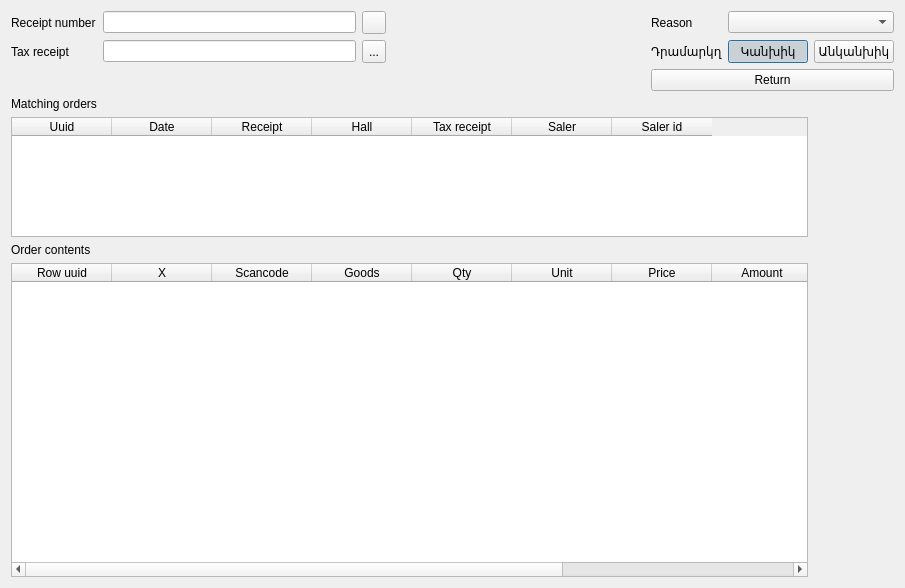
Before: the Qt Designer form Shop/dlgreturnitem.ui in End1-1/Cafe5, drawn with Qt 5.
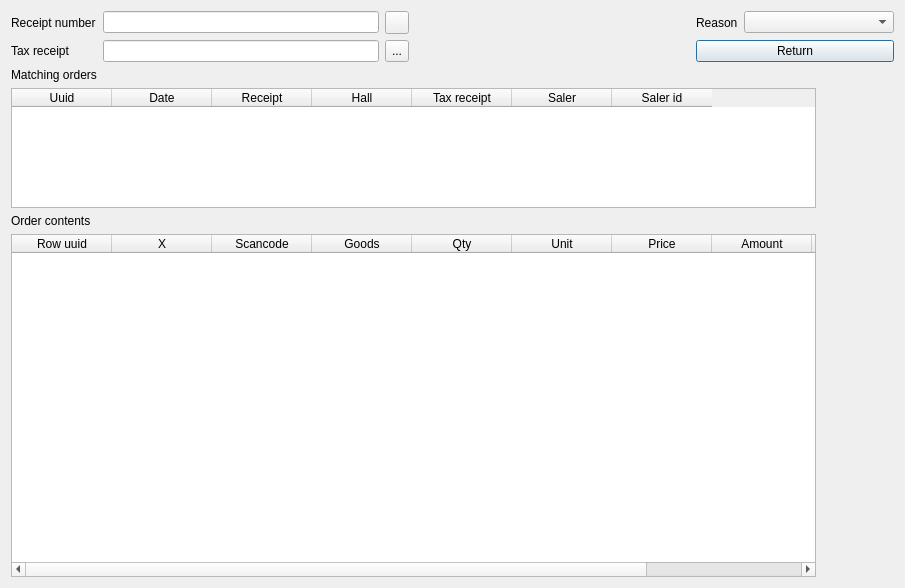
After: the same form once the commit is applied. Icons and pictures are not drawn. Custom widgets are drawn as their Qt base class.

The edit to the form file:
```diff
--- a/Shop/dlgreturnitem.ui
+++ b/Shop/dlgreturnitem.ui
@@ -114,19 +114,6 @@
      </property>
     </widget>
    </item>
-   <item row="1" column="5">
-    <widget class="QPushButton" name="btnReturnCash">
-     <property name="text">
-      <string>Կանխիկ</string>
-     </property>
-     <property name="checkable">
-      <bool>true</bool>
-     </property>
-     <property name="checked">
-      <bool>true</bool>
-     </property>
-    </widget>
-   </item>
    <item row="5" column="0">
     <widget class="QLabel" name="label_3">
      <property name="text">
@@ -144,23 +131,6 @@
      </property>
     </widget>
    </item>
-   <item row="1" column="4">
-    <widget class="QLabel" name="label_7">
-     <property name="text">
-      <string>Դրամարկղ</string>
-     </property>
-    </widget>
-   </item>
-   <item row="1" column="6">
-    <widget class="QPushButton" name="btnReturnCard">
-     <property name="text">
-      <string>Անկանխիկ</string>
-     </property>
-     <property name="checkable">
-      <bool>true</bool>
-     </property>
-    </widget>
-   </item>
    <item row="0" column="5" colspan="2">
     <widget class="QComboBox" name="cbReason">
      <property name="minimumSize">
@@ -285,7 +255,7 @@
      </column>
     </widget>
    </item>
-   <item row="2" column="4" colspan="3">
+   <item row="1" column="4" colspan="3">
     <widget class="QPushButton" name="btnReturn">
      <property name="text">
       <string>Return</string>
```
Left out of the diff: 1 changed line with no effect on the pictures.
